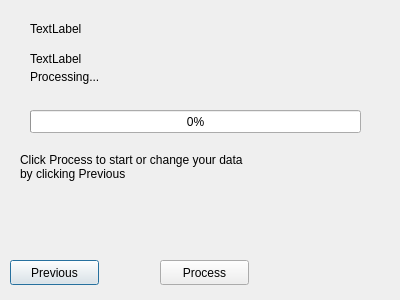
Qt form screen_3.ui (ceramic-vessel-developer/message_counter) before a commit.
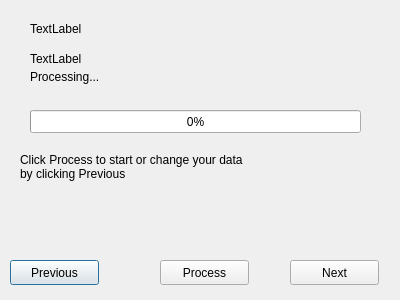
The same form after that commit.

```diff
--- a/screen_3.ui
+++ b/screen_3.ui
@@ -122,6 +122,19 @@
     <string>&lt;html&gt;&lt;head/&gt;&lt;body&gt;&lt;p&gt;Click Process to start or change your data &lt;br/&gt;by clicking Previous&lt;/p&gt;&lt;/body&gt;&lt;/html&gt;</string>
    </property>
   </widget>
+  <widget class="QPushButton" name="next">
+   <property name="geometry">
+    <rect>
+     <x>290</x>
+     <y>260</y>
+     <width>89</width>
+     <height>25</height>
+    </rect>
+   </property>
+   <property name="text">
+    <string>Next</string>
+   </property>
+  </widget>
   <zorder>processingLabel</zorder>
   <zorder>previous_button</zorder>
   <zorder>process_button</zorder>
```
Left out of the diff: 1 changed line with no effect on the pictures.
